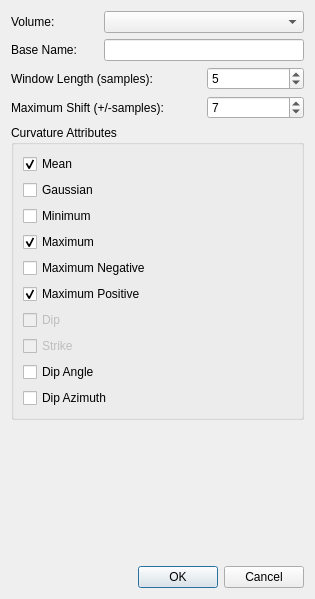
Qt form ProzessUI/curvaturevolumedialog.ui (fsoos74/su) before a commit.
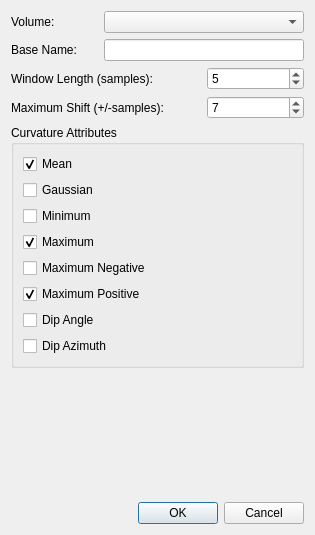
The same form after that commit.

```diff
--- a/ProzessUI/curvaturevolumedialog.ui
+++ b/ProzessUI/curvaturevolumedialog.ui
@@ -7,7 +7,7 @@
     <x>0</x>
     <y>0</y>
     <width>315</width>
-    <height>599</height>
+    <height>535</height>
    </rect>
   </property>
   <property name="windowTitle">
@@ -139,26 +139,6 @@
         </property>
        </widget>
       </item>
-      <item>
-       <widget class="QCheckBox" name="cbDip">
-        <property name="enabled">
-         <bool>false</bool>
-        </property>
-        <property name="text">
-         <string>Dip</string>
-        </property>
-       </widget>
-      </item>
-      <item>
-       <widget class="QCheckBox" name="cStrike">
-        <property name="enabled">
-         <bool>false</bool>
-        </property>
-        <property name="text">
-         <string>Strike</string>
-        </property>
-       </widget>
-      </item>
       <item>
        <widget class="QCheckBox" name="cbDipAngle">
         <property name="text">
```
